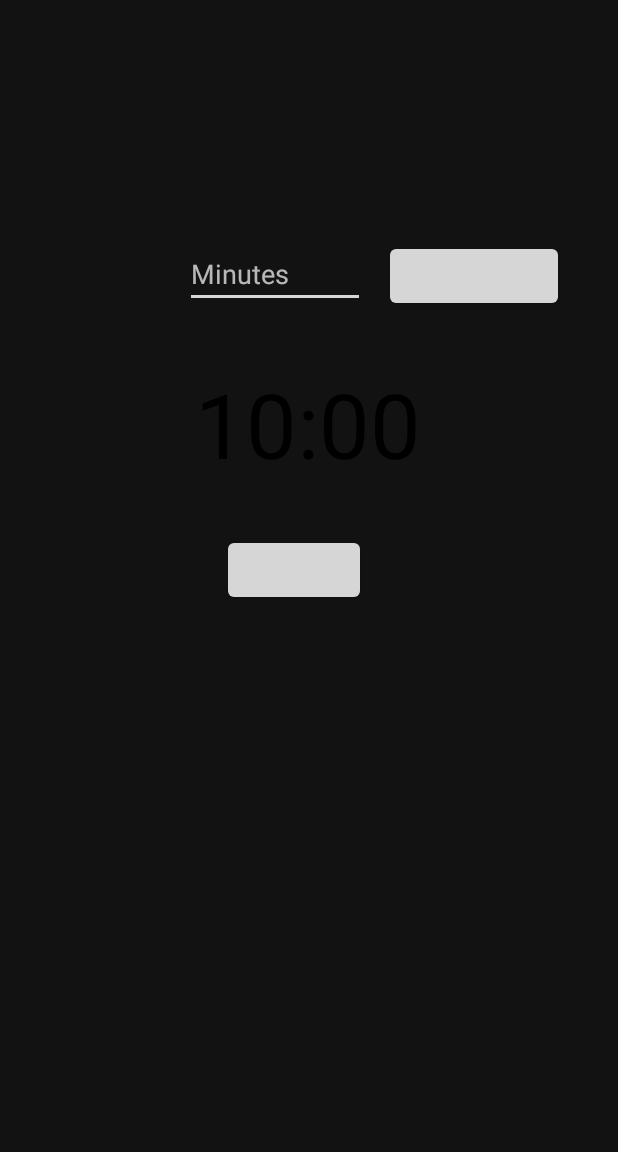
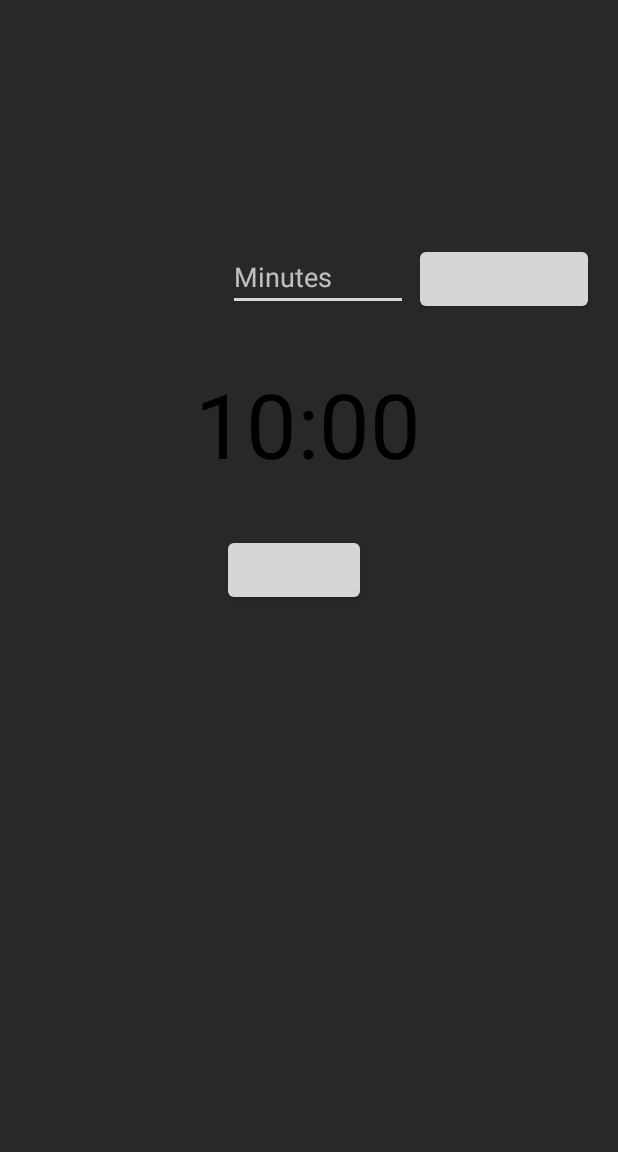
Before and after one commit to kk11218/Aplikacja-Survivalowa, an Android app: the Tajmer screen opened directly, with no data from a screen before it, on a phone screen of 412 x 824 dp, the part 84-1236 px from its top. Run offline under Robolectric (Android 15) with nearby library versions, the phone set to English and light mode, and no system bars.

Commit message:
Tajmer 1.1

```diff
--- a/app/src/main/java/com/example/surwiwalapk/Tajmer.java
+++ b/app/src/main/java/com/example/surwiwalapk/Tajmer.java
@@ -84,6 +84,7 @@ public class Tajmer extends AppCompatActivity {
         mStartTimeInMillis = milliseconds;
         resetTimer();
         closeKeyboard();
+
     }
 
     private void startTimer() {
--- a/app/src/main/res/layout/activity_tajmer.xml
+++ b/app/src/main/res/layout/activity_tajmer.xml
@@ -3,6 +3,7 @@
     xmlns:app="http://schemas.android.com/apk/res-auto"
     xmlns:tools="http://schemas.android.com/tools"
     android:layout_width="match_parent"
+    style="@style/SCREEN"
     android:layout_height="match_parent"
     tools:context=".Tajmer">
 
@@ -19,17 +20,17 @@
         android:maxLength="4"
         app:layout_constraintBottom_toTopOf="@+id/text_view_countdown"
         app:layout_constraintEnd_toStartOf="@+id/button_set"
-        app:layout_constraintHorizontal_bias="0.935"
+        app:layout_constraintHorizontal_bias="1.0"
         app:layout_constraintStart_toStartOf="parent"
         app:layout_constraintTop_toTopOf="parent"
-        app:layout_constraintVertical_bias="0.827" />
+        app:layout_constraintVertical_bias="0.839" />
 
     <Button
         android:id="@+id/button_set"
         android:layout_width="wrap_content"
         android:layout_height="wrap_content"
         android:layout_alignTop="@+id/edit_text_input"
-        android:layout_marginEnd="40dp"
+        android:layout_marginEnd="20dp"
         android:layout_toEndOf="@+id/edit_text_input"
         android:text="Zastosuj"
         app:layout_constraintBaseline_toBaselineOf="@+id/edit_text_input"
```
